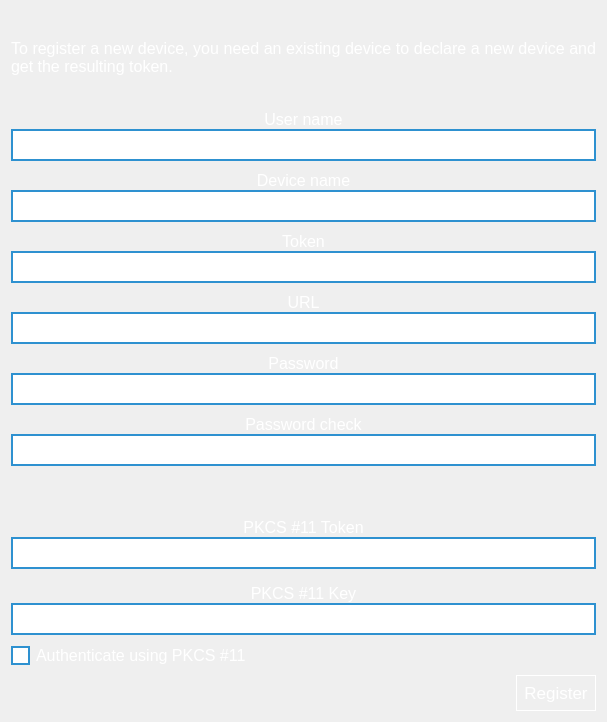
Before: the Qt Designer form parsec/core/gui/forms/claim_device_widget.ui in Scille/parsec-cloud, drawn with Qt 5.
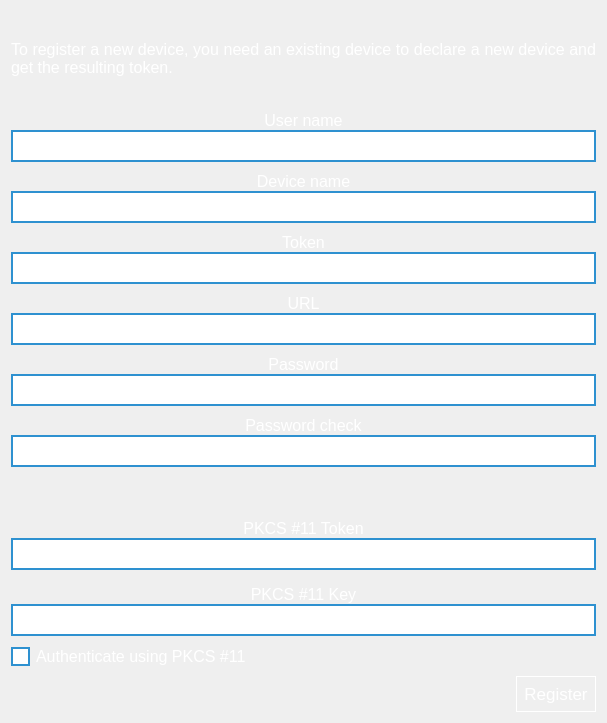
After: the same form once the commit is applied. Icons and pictures are not drawn.

Commit message: [GUI] Added indicators that a button has been pressed

The edit to the form file:
```diff
--- a/parsec/core/gui/forms/claim_device_widget.ui
+++ b/parsec/core/gui/forms/claim_device_widget.ui
@@ -7,7 +7,7 @@
     <x>0</x>
     <y>0</y>
     <width>607</width>
-    <height>722</height>
+    <height>723</height>
    </rect>
   </property>
   <property name="sizePolicy">
@@ -87,6 +87,11 @@
 padding: 7px;
 }
 
+QPushButton:pressed
+{
+background-color: rgb(32, 85, 176);
+}
+
 QLabel
 {
 color: rgb(255, 255, 255);
```
The commit also changes 3 other files.
